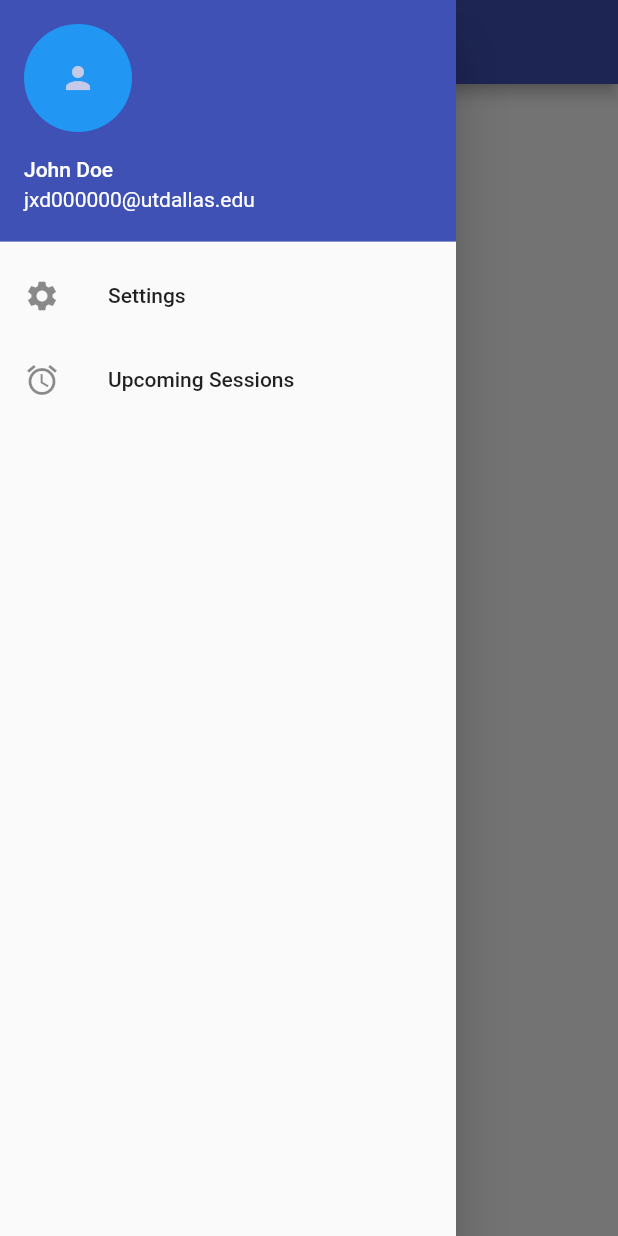
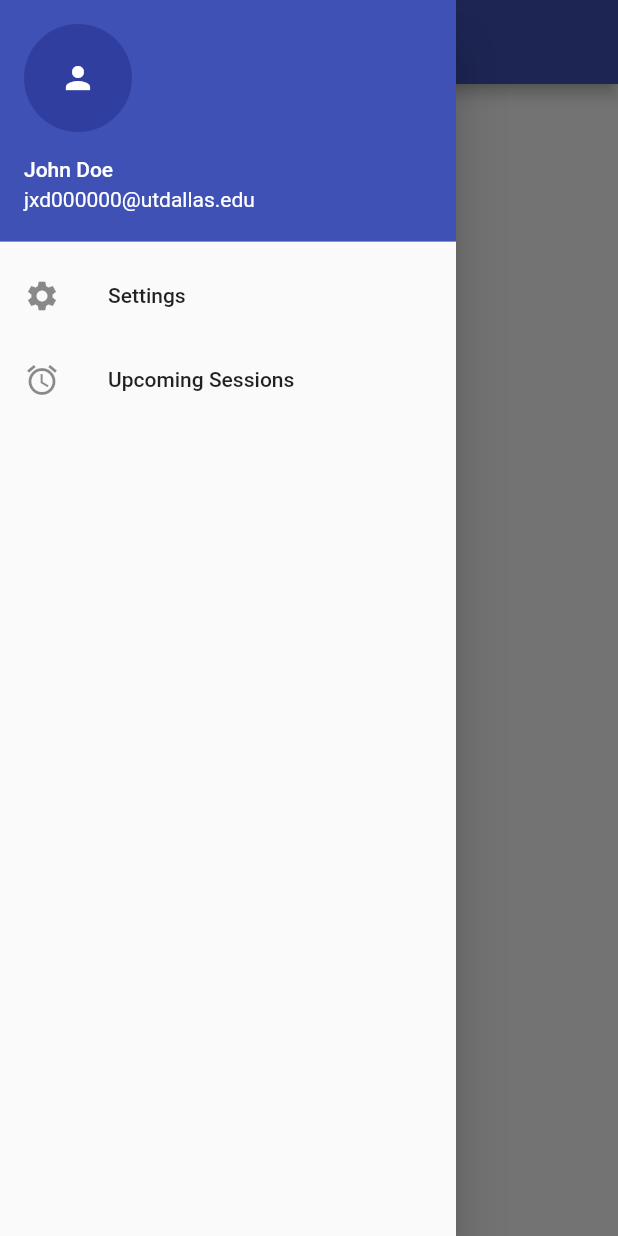
Before and after one commit to acm-projects/studymates, a Flutter app: the screen it shows after launch, with the side drawer open, on a phone screen of 412 x 824 dp. Run offline on Flutter 3.47's test engine with Material 2 defaults, Android fonts, the phone set to English and light mode, and no system bars.

Commit message:
More color fixes
If we do not specify theme data it is inherited. Problem solved :)

```diff
--- a/lib/main.dart
+++ b/lib/main.dart
@@ -31,7 +31,6 @@ class MyApp extends StatelessWidget {
                 accountName: Text("John Doe"),
                 accountEmail: Text("jxd000000@utdallas.edu"),
                 currentAccountPicture: CircleAvatar(
-                  backgroundColor: Theme.of(context).primaryColor, // not sure if cardcolor is right for this?
                   child: Icon(Icons.person),
                 ),
               ),
```
